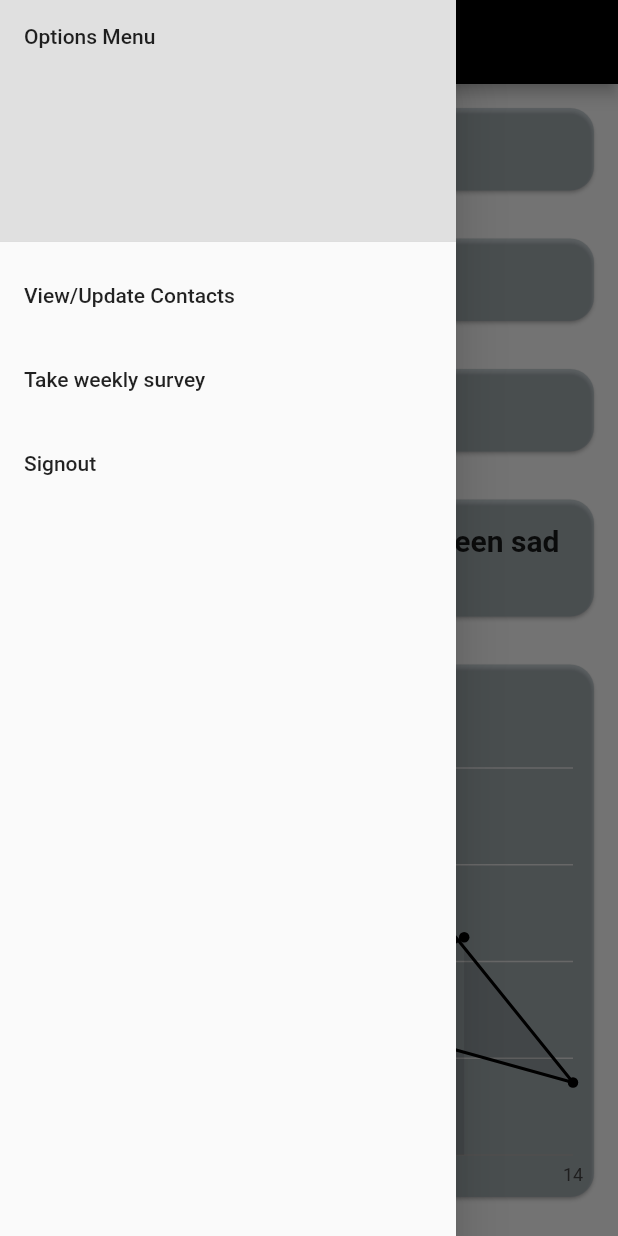
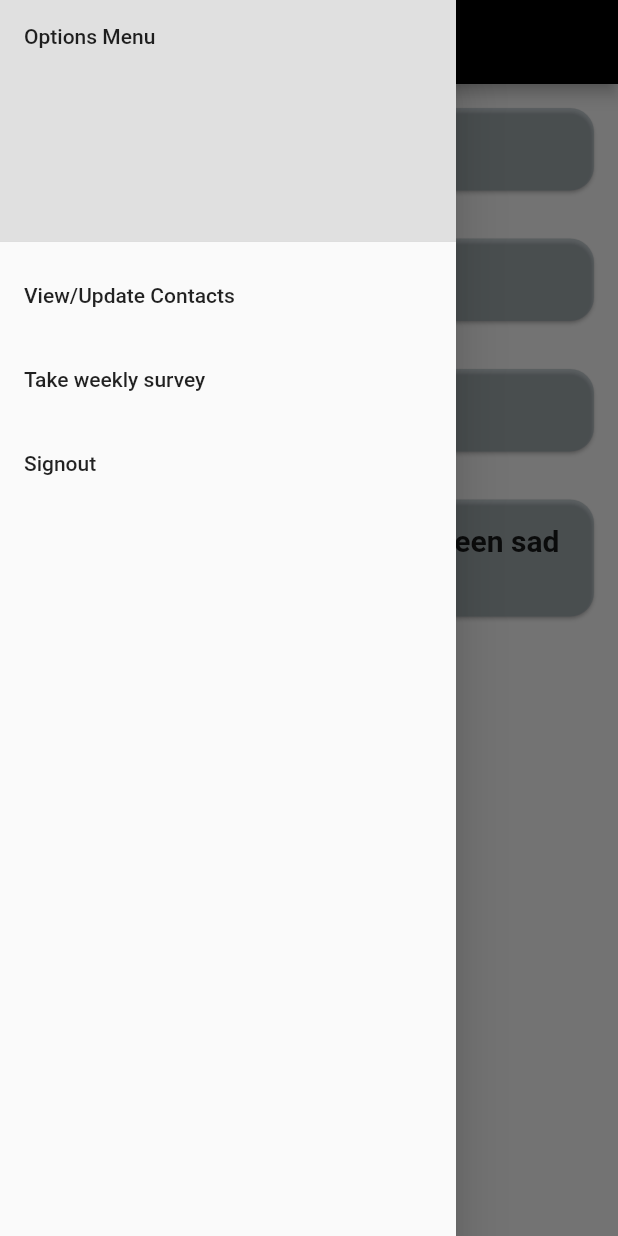
Before and after one commit to davidchoi1/Flutter-Front-End, a Flutter app: the screen it shows once a user with an empty profile is signed in, after a tap on the "menu" icon, on a phone screen of 412 x 824 dp. Run offline on Flutter 3.47's test engine with Material 2 defaults, Android fonts, the phone set to English and light mode, and no system bars; drawn by our look-alikes of fl_chart; our stand-ins replace firebase_auth, firebase_core; accounts and stored records are empty; network calls fail.

Commit message:
changes made to survey data

```diff
--- a/lib/classes/userdata.dart
+++ b/lib/classes/userdata.dart
@@ -1,3 +1,5 @@
+import 'package:circle_app/classes/surveydata.dart';
+
 import 'contact.dart';
 
 class UserData {
@@ -10,7 +12,7 @@ class UserData {
   String? civilStatus;
   DateTime? birthday;
   List<Contact>? trustedContacts;
-  Map<String, dynamic>? surveyData;
+  SurveyData? surveyData;
 
   UserData({
     this.email,
--- a/lib/components/linechart.dart
+++ /dev/null
@@ -1,50 +0,0 @@
-import 'package:charts_flutter/flutter.dart' as charts;
-import 'package:flutter/material.dart';
-
-
-// will data need associated dates since x-axis is weeks and y axis is between 0-5?
-// how do I associate weeks with survey?
-class MyData {
-  final int x;
-  final double y;
-
-  MyData(this.x, this.y);
-}
-
-class MyLineChart extends StatelessWidget {
-  final List<MyData> data;
-  final bool animate;
-
-  MyLineChart(this.data, {super.key, required this.animate});
-
-  @override
-  Widget build(BuildContext context) {
-    final series = [
-      charts.Series<MyData, int>(
-        id: 'My Data',
-        colorFn: (_, __) => charts.MaterialPalette.black,
-        domainFn: (MyData data, _) => data.x,
-        measureFn: (MyData data, _) => data.y,
-        data: data,
-      ),
-    ];
-
-    return charts.LineChart(
-      series,
-      animate: animate,
-      defaultRenderer: charts.LineRendererConfig(
-        includeArea: true,
-        includePoints: true,
-        includeLine: true,
-      ),
-      domainAxis: const charts.NumericAxisSpec(
-        tickProviderSpec:
-            charts.BasicNumericTickProviderSpec(desiredTickCount: 3),
-      ),
-      primaryMeasureAxis: const charts.NumericAxisSpec(
-        tickProviderSpec:
-            charts.BasicNumericTickProviderSpec(desiredTickCount: 5),
-      ),
-    );
-  }
-}
--- /dev/null
+++ b/lib/components/surveychart.dart
@@ -0,0 +1,93 @@
+import 'dart:convert';
+import 'package:flutter/material.dart';
+import 'package:http/http.dart' as http;
+import 'package:fl_chart/fl_chart.dart';
+
+class SurveyChart extends StatefulWidget {
+  final String userEmail;
+
+  const SurveyChart({required this.userEmail});
+
+  @override
+  _SurveyChartState createState() => _SurveyChartState();
+}
+
+class _SurveyChartState extends State<SurveyChart> {
+  List<FlSpot> chartData = [];
+
+  @override
+  void initState() {
+    super.initState();
+    fetchData();
+  }
+
+  Future<void> fetchData() async {
+    String apiUrl = "https://your-backend-api-url.com"; // Replace with your backend API URL
+    final response = await http.get(
+      Uri.parse(apiUrl),
+      headers: {
+        'Content-Type': 'application/json',
+        'userEmail': widget.userEmail,
+      },
+    );
+
+    if (response.statusCode == 200) {
+      List<dynamic> data = jsonDecode(response.body);
+      processChartData(data);
+    } else {
+      print("Error fetching data: ${response.statusCode}");
+    }
+  }
+
+  void processChartData(List<dynamic> data) {
+    List<double> averages = [];
+
+    data.forEach((survey) {
+      Map<String, dynamic> surveyMap = survey['surveyMap'];
+      double sum = 0;
+      int count = 0;
+
+      surveyMap.forEach((key, value) {
+        sum += value;
+        count++;
+      });
+
+      double average = sum / count;
+      averages.add(average);
+    });
+
+    setState(() {
+      chartData = averages
+          .asMap()
+          .entries
+          .map((entry) => FlSpot(entry.key.toDouble(), entry.value))
+          .toList();
+    });
+  }
+
+  @override
+  Widget build(BuildContext context) {
+    return LineChart(
+      LineChartData(
+        gridData: FlGridData(show: false),
+        titlesData: FlTitlesData(show: false),
+        borderData: FlBorderData(show: false),
+        minX: 0,
+        maxX: chartData.length.toDouble() - 1,
+        minY: 0,
+        maxY: 10, // Change the range based on your data values
+        lineBarsData: [
+          LineChartBarData(
+            spots: chartData,
+            isCurved: true,
+            colors: [Colors.blue],
+            barWidth: 2,
+            isStrokeCapRound: true,
+            dotData: FlDotData(show: false),
+            belowBarData: BarAreaData(show: false),
+          ),
+        ],
+      ),
+    );
+  }
+}
--- a/lib/main.dart
+++ b/lib/main.dart
@@ -1,11 +1,9 @@
-
 import 'package:circle_app/pages/authpage.dart';
-import 'package:circle_app/pages/contactspage.dart';
-import 'package:circle_app/pages/homepage.dart';
-import 'package:circle_app/pages/registerpage.dart';
 import 'package:flutter/material.dart';
 import 'package:firebase_core/firebase_core.dart';
 import 'firebase_options.dart';
+
+
 
 void main() async {
   WidgetsFlutterBinding.ensureInitialized();
@@ -17,11 +15,10 @@ void main() async {
 
 class MyApp extends StatelessWidget {
   const MyApp({super.key});
-
   // This widget is the root of your application.
   @override
   Widget build(BuildContext context) {
-    return const MaterialApp(
+    return MaterialApp(
       debugShowCheckedModeBanner: false,
       home: AuthPage(),
     );
--- a/lib/pages/homepage.dart
+++ b/lib/pages/homepage.dart
@@ -2,12 +2,12 @@ import 'package:circle_app/pages/authpage.dart';
 import 'package:circle_app/pages/surveypage.dart';
 import 'package:circle_app/pages/contactspage.dart';
 import 'package:firebase_auth/firebase_auth.dart';
-import 'package:circle_app/components/linechart.dart';
 import 'package:flutter/material.dart';
 import 'dart:convert';
 import 'package:http/http.dart' as http;
 
 import '../classes/contact.dart';
+import '../components/surveychart.dart';
 
 class HomePage extends StatefulWidget {
   final String? userEmail;
@@ -22,15 +22,7 @@ class _HomePageState extends State<HomePage> {
 
   List<Contact> contacts = List.empty(growable: true);
 
-  final data = [
-    MyData(0, 5),
-    MyData(1, 10),
-    MyData(2, 8),
-    MyData(14, 3),
-    MyData(7, 16),
-    MyData(4, 3),
-    MyData(11, 9),
-  ];
+
 
   // sign user out function
   void _handleSignOut(BuildContext context) async {
@@ -61,6 +53,7 @@ class _HomePageState extends State<HomePage> {
 
   @override
   Widget build(BuildContext context) {
+
     print('Email: ${widget.userEmail}');
     return Scaffold(
         key: _scaffoldKey,
@@ -146,26 +139,7 @@ class _HomePageState extends State<HomePage> {
                         ),
                       ],
                     )),
-                Card(
-                    // linechart
-                    color: Color.fromARGB(90, 121, 146, 158),
-                    shape: RoundedRectangleBorder(
-                        borderRadius: BorderRadius.circular(16)),
-                    margin: const EdgeInsets.all(16),
-                    child: Column(
-                      crossAxisAlignment: CrossAxisAlignment.stretch,
-                      children: [
-                        Container(
-                          padding: const EdgeInsets.all(16),
-                          child: const Text('Mental Health Historical Data',
-                              style: TextStyle(
-                                  fontWeight: FontWeight.bold, fontSize: 20)),
-                        ),
-                        Container(
-                            height: 300,
-                            child: MyLineChart(data, animate: true)),
-                      ],
-                    )),
+                  widget.userEmail != null ? SurveyChart(userEmail: widget.userEmail!) : Container()                      // render survey chart
               ],
             ),
           ),
@@ -196,7 +170,7 @@ class _HomePageState extends State<HomePage> {
               onTap: () {
                 Navigator.push(
                   context,
-                  MaterialPageRoute(builder: (context) => const SurveyPage()),
+                  MaterialPageRoute(builder: (context) => SurveyPage(userEmail: widget.userEmail)),
                 );
               }
               // Send the update request when the user navigates back
--- a/pubspec.yaml
+++ b/pubspec.yaml
@@ -31,7 +31,7 @@ dependencies:
   flutter:
     sdk: flutter
   http: ^0.13.3
-  charts_flutter: ^0.12.0
+  fl_chart: ^0.36.0
 
 
   # The following adds the Cupertino Icons font to your application.
```
Also changed, not shown: lib/classes/surveydata.dart (added, +20 -0 lines), lib/pages/init_contactspage.dart (+4 -4 lines), lib/pages/init_surveypage.dart (+8 -2 lines), lib/pages/surveypage.dart (+29 -17 lines), lib/testpage.dart (added, +7 -0 lines), pubspec.lock.
